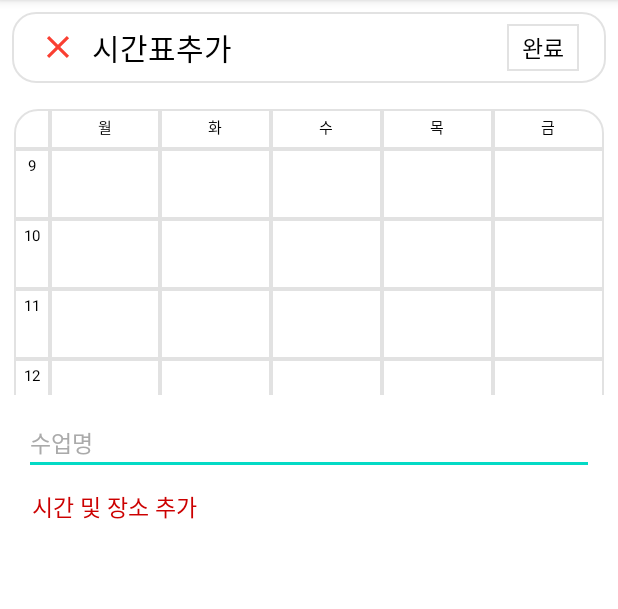
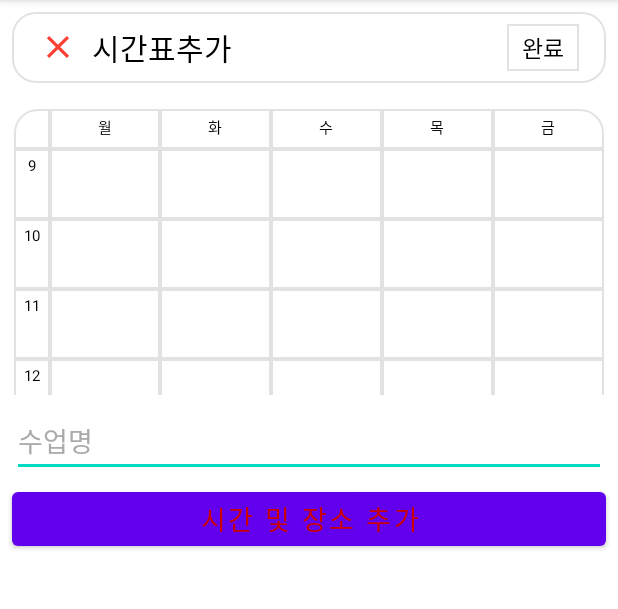
Before and after one commit to wh-Kwon/YeungJinTimes, an Android app: the AddScheduleActivity screen opened directly, with no data from a screen before it, on a phone screen of 412 x 824 dp, the part 84-693 px from its top. Run offline under Robolectric (Android 15) with nearby library versions, the phone set to English and light mode, and no system bars.

Commit message:
recyclerView

```diff
--- a/app/src/main/java/com/example/myapplication/AddScheduleActivity.java
+++ b/app/src/main/java/com/example/myapplication/AddScheduleActivity.java
@@ -1,20 +1,27 @@
 package com.example.myapplication;
 
-import androidx.appcompat.app.AppCompatActivity;
-
-import android.app.AlertDialog;
-import android.content.DialogInterface;
 import android.content.Intent;
 import android.os.Bundle;
 import android.view.View;
-import android.widget.AdapterView;
-import android.widget.ArrayAdapter;
+import android.widget.Button;
 import android.widget.ImageView;
 import android.widget.Spinner;
-import android.widget.TextView;
-import android.widget.Toast;
+
+import androidx.appcompat.app.AppCompatActivity;
+import androidx.recyclerview.widget.LinearLayoutManager;
+import androidx.recyclerview.widget.RecyclerView;
+
+import java.util.ArrayList;
 
 public class AddScheduleActivity extends AppCompatActivity {
+    RecyclerView recyclerView = null;
+    RecyclerViewAdapter adapter = null;
+    ArrayList<TimeAddRecyclerViewItem> list;
+
+    private Spinner daySpinner;
+    private Spinner startTimeSpinner;
+    private Spinner finishTimeSpinner;
+
 
     @Override
     protected void onCreate(Bundle savedInstanceState) {
@@ -38,6 +45,38 @@ public class AddScheduleActivity extends AppCompatActivity {
 //            @Override
 //            public void onNothingSelected(AdapterView<?> parent) {}
 //        });
+
+        Button addTime = (Button) findViewById(R.id.addTime);
+
+        list = new ArrayList<>();
+        recyclerView = findViewById(R.id.timeRecyclerView);
+        adapter = new RecyclerViewAdapter(list);
+        recyclerView.setAdapter(adapter);
+        recyclerView.setLayoutManager(new LinearLayoutManager(this, RecyclerView.HORIZONTAL, false));
+
+        daySpinner = recyclerView.findViewById(R.id.daySpinner);
+        startTimeSpinner = recyclerView.findViewById(R.id.startTimeSpinner);
+        finishTimeSpinner = recyclerView.findViewById(R.id.finishTimeSpinner);
+
+        addTime.setOnClickListener(new View.OnClickListener() {
+            @Override
+            public void onClick(View v) {
+                addItem(daySpinner, startTimeSpinner, finishTimeSpinner);
+                adapter.notifyDataSetChanged();
+            }
+        });
+
+//        addItem(daySpinner, startTimeSpinner, finishTimeSpinner);
+//        addItem(daySpinner, startTimeSpinner, finishTimeSpinner);
+//        addItem(daySpinner, startTimeSpinner, finishTimeSpinner);
+    }
+
+    private void addItem(Spinner daySpinner, Spinner startTimeSpinner, Spinner finishTimeSpinner) {
+        TimeAddRecyclerViewItem item = new TimeAddRecyclerViewItem();
+        item.setDaySpinner(daySpinner);
+        item.setStartTimeSpinner(startTimeSpinner);
+        item.setFinishTimeSpinner(finishTimeSpinner);
+        list.add(item);
     }
 
 }
--- /dev/null
+++ b/app/src/main/java/com/example/myapplication/RecyclerViewAdapter.java
@@ -0,0 +1,55 @@
+package com.example.myapplication;
+
+import android.content.Context;
+import android.view.LayoutInflater;
+import android.view.View;
+import android.view.ViewGroup;
+import android.widget.Spinner;
+
+import androidx.recyclerview.widget.RecyclerView;
+
+import java.util.ArrayList;
+
+public class RecyclerViewAdapter extends RecyclerView.Adapter<RecyclerViewAdapter.ViewHolder> {
+    private ArrayList<TimeAddRecyclerViewItem> mData = null;
+
+    public RecyclerViewAdapter(ArrayList<TimeAddRecyclerViewItem> data) { mData = data; }
+
+    // onCreateViewHolder : 아이템 뷰를 위한 뷰홀더 객체를 생성하여 리턴
+    @Override
+    public ViewHolder onCreateViewHolder(ViewGroup parent, int viewType) {
+        Context context = parent.getContext();
+        LayoutInflater inflater = (LayoutInflater) context.getSystemService(Context.LAYOUT_INFLATER_SERVICE);
+        View view = inflater.inflate(R.layout.time_recycler_item, parent, false);
+        RecyclerViewAdapter.ViewHolder vh = new RecyclerViewAdapter.ViewHolder(view);
+        return vh;
+    }
+
+    // onBindViewHolder : position에 해당하는 데이터를 뷰홀더의 아이템뷰에 표시
+    @Override public void onBindViewHolder(ViewHolder holder, int position) {
+        TimeAddRecyclerViewItem item = mData.get(position);
+
+    }
+
+    // getItemCount : 전체 데이터의 개수를 리턴
+    @Override
+    public int getItemCount() { return mData.size(); }
+
+    // 아이템 뷰를 저장하는 뷰홀더 클래스
+    public class ViewHolder extends RecyclerView.ViewHolder {
+        Spinner daySpinner;
+        Spinner startTimeSpinner;
+        Spinner finishTimeSpinner;
+
+        ViewHolder(View itemView) {
+            super(itemView);
+
+            // 뷰 객체에 대한 참조
+            daySpinner = itemView.findViewById(R.id.daySpinner);
+            startTimeSpinner = itemView.findViewById(R.id.startTimeSpinner);
+            finishTimeSpinner = itemView.findViewById(R.id.finishTimeSpinner);
+        }
+
+    }
+
+}
--- a/app/src/main/res/layout/activity_add_schedule.xml
+++ b/app/src/main/res/layout/activity_add_schedule.xml
@@ -56,31 +56,33 @@
         android:layout_height="200dp"
         android:layout_marginBottom="2dp"/>
 
-    <LinearLayout
-        android:layout_width="match_parent"
-        android:layout_height="wrap_content"
-        android:layout_margin="8dp"
-        android:paddingLeft="8dp"
-        android:paddingRight="8dp"
-        android:orientation="vertical"
-        >
     <EditText
         android:id="@+id/classAdd"
         android:layout_width="match_parent"
         android:layout_height="wrap_content"
         android:text="수업명"
-            android:textSize="15dp"
+        android:textSize="18dp"
+        android:layout_marginTop="5dp"
+        android:layout_marginLeft="8dp"
+        android:layout_marginRight="8dp"
+        android:layout_marginBottom="4dp"
         android:textColor="@android:color/darker_gray"/>
 
-        <TextView
+    <androidx.recyclerview.widget.RecyclerView
+        android:layout_width="match_parent"
+        android:layout_height="wrap_content"
+        android:id="@+id/timeRecyclerView"
+        android:scrollbars="vertical" />
+
+    <Button
+        android:id="@+id/addTime"
         android:layout_width="match_parent"
         android:layout_height="wrap_content"
         android:text="시간 및 장소 추가"
-            android:textSize="15dp"
-            android:padding="5dp"
-            android:layout_marginTop="4dp"
+        android:textSize="18dp"
+        android:padding="4dp"
+        android:layout_marginLeft="8dp"
+        android:layout_marginRight="8dp"
         android:textColor="@android:color/holo_red_dark"/>
-            />
-    </LinearLayout>
 
 </LinearLayout>
```
Also changed, not shown: app/src/main/java/com/example/myapplication/TimeAddRecyclerViewItem.java (added, +16 -0 lines), app/src/main/res/layout/time_recycler_item.xml (+16 -2 lines). Lines whose indentation alone changed are shown as unchanged.
